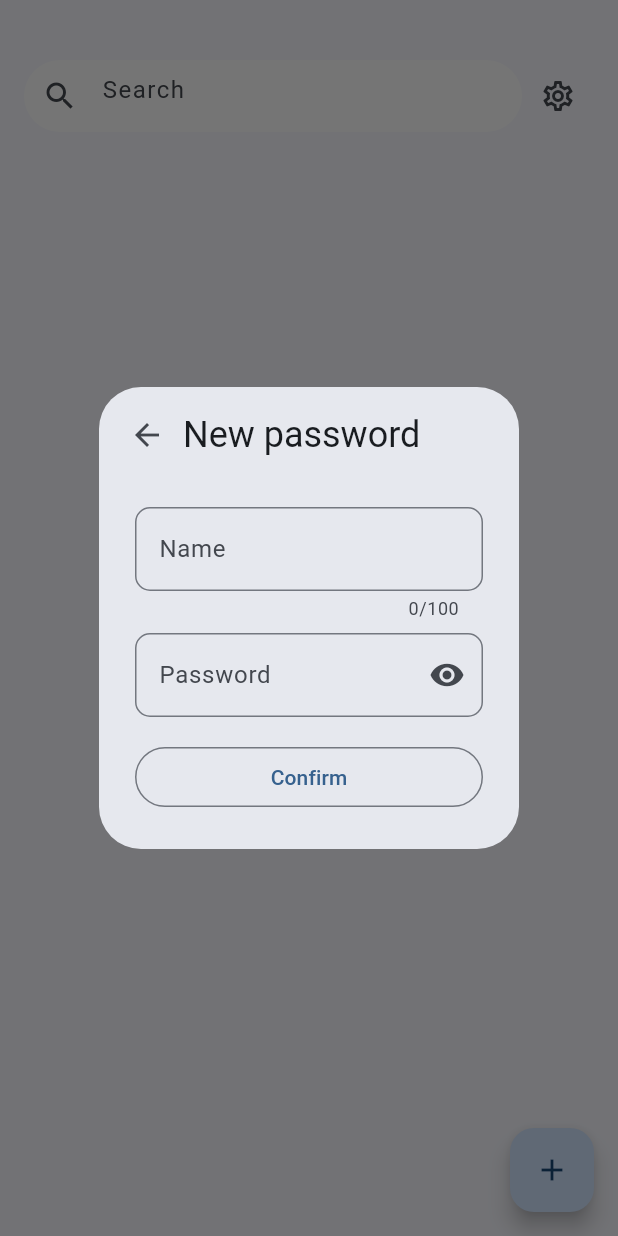
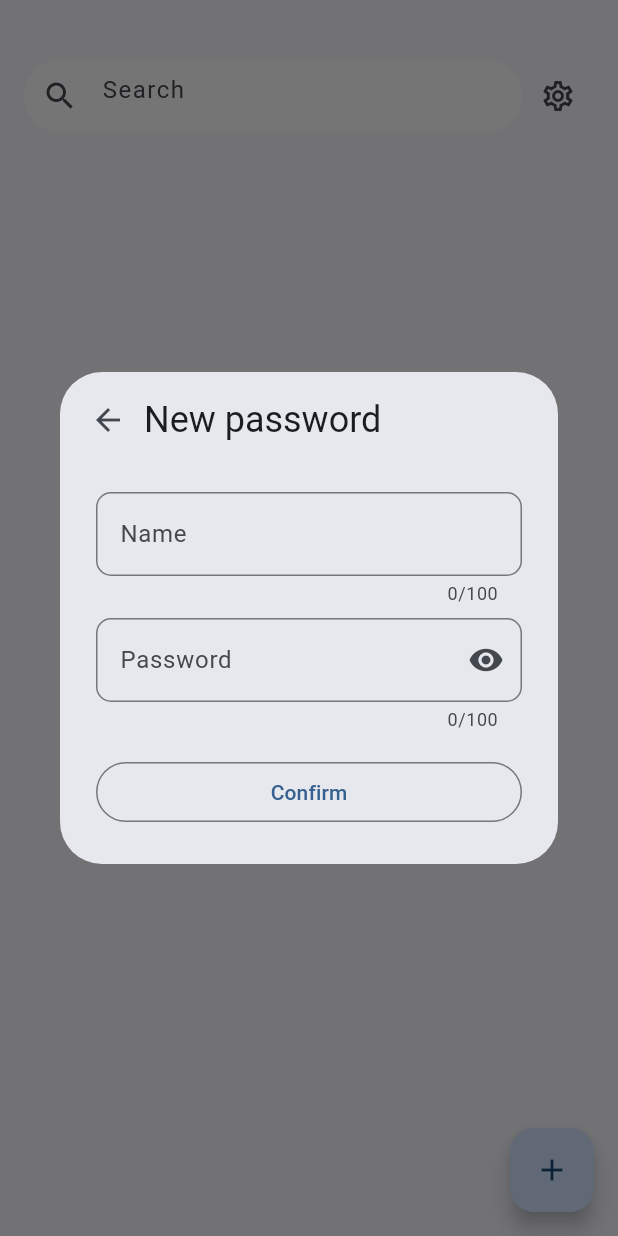
Before and after one commit to NetoBatista/password_manager, a Flutter app: the HomePage screen opened by its route, after a tap on the "add" icon, on a phone screen of 412 x 824 dp. Run offline on Flutter 3.47's test engine with Material 2 defaults, Android fonts, the phone set to English and light mode, and no system bars; our stand-ins replace cloud_firestore, firebase_auth, firebase_core, google_sign_in, localization, shared_preferences; accounts and stored records are empty.

Commit message:
add button to show password set max width in dialog

```diff
--- a/lib/features/home/home_controller.dart
+++ b/lib/features/home/home_controller.dart
@@ -16,7 +16,8 @@ class HomeController {
 
   String searchFilter = '';
 
-  String passwordCopiedId = '';
+  String copiedPasswordId = '';
+  String visiblePasswordId = '';
 
   Future<void> getAllPassword() async {
     try {
--- a/lib/features/new_account/new_account_page.dart
+++ b/lib/features/new_account/new_account_page.dart
@@ -21,7 +21,9 @@ class _NewAccountPageState extends State<NewAccountPage> {
 
   @override
   Widget build(BuildContext context) {
-    return ValueListenableBuilder(
+    return SizedBox(
+      width: MediaQuery.of(context).size.width,
+      child: ValueListenableBuilder(
         valueListenable: _controller.isLoadingNotifier,
         builder: (context, valueIsLoadingNotifier, snapshot) {
           return Form(
@@ -105,6 +107,7 @@ class _NewAccountPageState extends State<NewAccountPage> {
             ),
           );
         },
+      ),
     );
   }
 }
--- a/lib/features/password/password_page.dart
+++ b/lib/features/password/password_page.dart
@@ -19,7 +19,9 @@ class _PasswordPageState extends State<PasswordPage> {
 
   @override
   Widget build(BuildContext context) {
-    return ValueListenableBuilder(
+    return SizedBox(
+      width: MediaQuery.of(context).size.width,
+      child: ValueListenableBuilder(
         valueListenable: _controller.isLoadingNotifier,
         builder: (context, valueIsLoadingNotifier, snapshot) {
           return Form(
@@ -57,6 +59,7 @@ class _PasswordPageState extends State<PasswordPage> {
                         onChanged: (String value) {
                           widget.passwordModel.document.password = value;
                         },
+                        maxLength: 100,
                         decoration: InputDecoration(
                           labelText: 'password'.i18n(),
                           suffixIcon: IconButton(
@@ -147,6 +150,7 @@ class _PasswordPageState extends State<PasswordPage> {
             ),
           );
         },
+      ),
     );
   }
 }
```
Also changed, not shown: lib/features/home/home_page.dart (+26 -17 lines), lib/features/reset_password/reset_password_page.dart (+6 -2 lines). Lines whose indentation alone changed are shown as unchanged.
